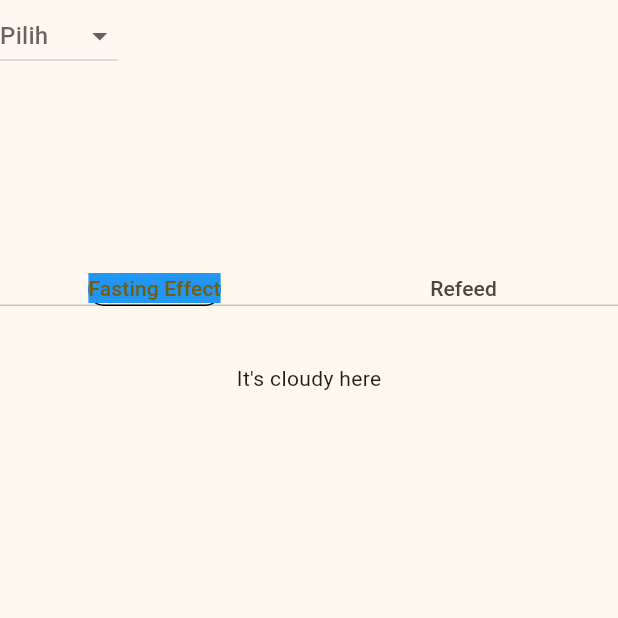
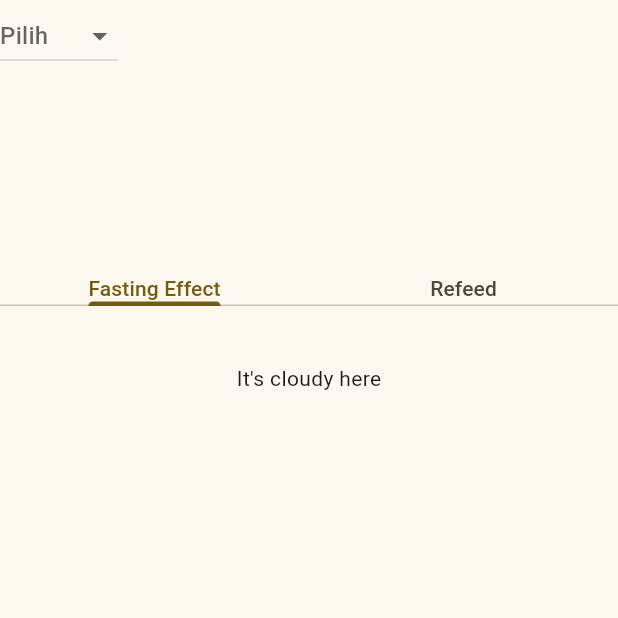
Before and after one commit to ilhamafandi21/soul-fast, a Flutter app: the screen it shows after launch, on a phone screen of 412 x 824 dp, the top half of it. Run offline on Flutter 3.47's test engine with Material 3 defaults, Android fonts, the phone set to English and light mode, and no system bars.

Commit message:
05 Nov 2025

```diff
--- a/lib/widgets/tab_overview_fasting/tab_overview_fasting.dart
+++ b/lib/widgets/tab_overview_fasting/tab_overview_fasting.dart
@@ -16,14 +16,8 @@ class _TabOverviewFastingState extends State<TabOverviewFasting> {
       child: Scaffold(
         appBar: AppBar(
           bottom: TabBar(
-            indicator: BoxDecoration(
-              border: BoxBorder.all(
-                color: Colors.black,
-              ),
-              borderRadius: BorderRadius.circular(10),
-            ),
             tabs: <Widget>[
-              Container(color: Colors.blue, child: Text('Fasting Effect')),
+              Text('Fasting Effect'),
               Text('Refeed'),
             ],
           ),
```
